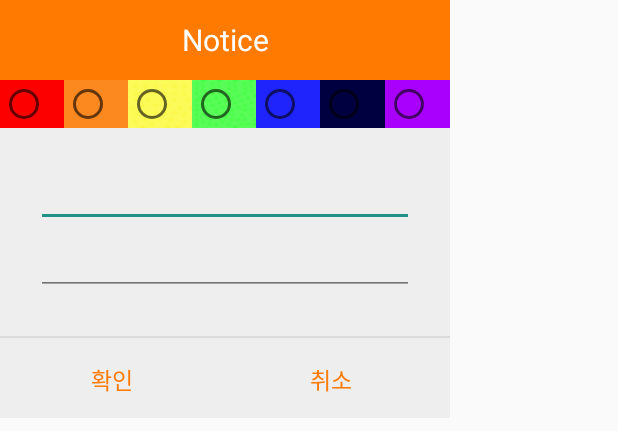
After one commit to 201710757/planApplication, an Android app: the layout tf_popup_activity.xml on its own in the app's theme, with its tools: preview values and no code run, on a phone screen of 412 x 824 dp. The commit adds this screen. Shown: the top 431 px of the screen. Run offline under Robolectric (Android 15) with nearby library versions, the phone set to English and light mode, and no system bars.

Commit message:
thrid page color

```diff
--- a/app/src/main/AndroidManifest.xml
+++ b/app/src/main/AndroidManifest.xml
@@ -9,7 +9,9 @@
         android:roundIcon="@mipmap/ic_launcher_round"
         android:supportsRtl="true"
         android:theme="@style/Theme.AppCompat.Light.NoActionBar">
+
         <activity android:name=".PopupActivity" android:theme="@android:style/Theme.Dialog" />
+        <activity android:name=".TF_PopupActivity" android:theme="@android:style/Theme.Dialog" />
         <activity android:name=".MainActivity">
             <intent-filter>
                 <action android:name="android.intent.action.MAIN" />
--- a/app/src/main/java/com/jihoon/myplanner/FirstFragment.java
+++ b/app/src/main/java/com/jihoon/myplanner/FirstFragment.java
@@ -106,6 +106,7 @@ public class FirstFragment extends Fragment {
                 intent.putExtra("_ID", resId);
                 intent.putExtra("ST", position);
                 startActivityForResult(intent, 2);
+                ((MainActivity)getActivity()).refresh();
 
                 Log.d(TAG, "request code : " + 2);
             }
@@ -128,6 +129,7 @@ public class FirstFragment extends Fragment {
                         ((MainActivity)getActivity()).refresh();
                         //Intent intent = new Intent(getContext(), MainActivity.class);
                         //startActivity(intent);
+                        ((MainActivity)getActivity()).refresh();
                     }
                 });
 
@@ -224,6 +226,7 @@ public class FirstFragment extends Fragment {
                         tmpTodo = res[1];
 
                         listUpdateCheckBox_(tmpYear, tmpMonth, tmpDay);
+                        ((MainActivity)getActivity()).refresh();
                     }
                 };
                 Log.d(TAG, "dd : " + dat[0] + " " + dat[1] + " " + dat[2]);
@@ -257,12 +260,14 @@ public class FirstFragment extends Fragment {
                     String sql = String.format("INSERT INTO dateTodo VALUES(null, '" + LastYear + "','" + LastMonth + "','" + LastDay + "','" + title + "','" + todo + "');");
                     //String sql_ = String.format("UPDATE dateTodo SET title = '" + title + "', todo = '" + todo + "' where _id = " + id);
                     db.execSQL(sql);
+                    Log.d(TAG, "First SQL = " + sql);
                 }
                 catch (Exception e)
                 {
                     Log.d(TAG, e.getMessage());
                 }
                 listUpdateCheckBox_(LastYear,LastMonth,LastDay);
+                ((MainActivity)getActivity()).refresh();
             }
         }
         else if(requestCode == 2)//일정수정 / 리스트 클릭해서 팝업띄웠을때
@@ -286,6 +291,7 @@ public class FirstFragment extends Fragment {
                     Log.d(TAG, e.getMessage());
                 }
                 listUpdateCheckBox_(LastYear, LastMonth,LastDay);
+                ((MainActivity)getActivity()).refresh();
             }
         }
     }
--- a/app/src/main/res/layout/fragment_third.xml
+++ b/app/src/main/res/layout/fragment_third.xml
@@ -12,7 +12,7 @@
         android:layout_marginEnd="1dp"
         android:layout_marginRight="1dp"
         android:gravity="center|top"
-        android:text="주 목표"
+        android:text="목표"
         app:layout_constraintStart_toStartOf="parent"
         app:layout_constraintTop_toTopOf="parent" />
 
--- /dev/null
+++ b/app/src/main/res/layout/tf_popup_activity.xml
@@ -0,0 +1,161 @@
+<?xml version="1.0" encoding="utf-8"?>
+<LinearLayout xmlns:android="http://schemas.android.com/apk/res/android"
+    android:background="#eeeeee"
+    android:orientation="vertical"
+    android:layout_width="300dp"
+    android:layout_height="wrap_content">
+
+    <!-- 타이틀바 -->
+    <LinearLayout
+        android:orientation="horizontal"
+        android:layout_width="match_parent"
+        android:layout_height="wrap_content">
+        <TextView
+            android:id="@+id/notice"
+            android:text="Notice"
+            android:textSize="20sp"
+            android:textColor="#fff"
+            android:gravity="center"
+            android:background="#ff7a00"
+            android:layout_width="match_parent"
+            android:layout_height="53dp" />
+    </LinearLayout>
+    <!-- //end 타이틀바 -->
+
+    <!-- Notice -->
+    <LinearLayout
+        android:layout_width="match_parent"
+        android:layout_height="match_parent"
+        android:orientation="horizontal">
+
+        <RadioGroup
+            android:layout_width="match_parent"
+            android:layout_height="wrap_content"
+            android:orientation="horizontal">
+            <RadioButton
+                android:layout_gravity="center"
+                android:id="@+id/radioButtonRed"
+                android:layout_width="wrap_content"
+                android:layout_height="wrap_content"
+                android:layout_weight="1"
+                android:background="@drawable/red"
+                android:text="" />
+
+            <RadioButton
+                android:layout_gravity="center"
+                android:id="@+id/radioButtonOrange"
+                android:layout_width="wrap_content"
+                android:layout_height="wrap_content"
+                android:background="@drawable/orange"
+                android:layout_weight="1"
+                android:text="" />
+
+            <RadioButton
+                android:layout_gravity="center"
+                android:id="@+id/radioButtonYellow"
+                android:layout_width="wrap_content"
+                android:layout_height="wrap_content"
+                android:background="@drawable/yellow"
+                android:layout_weight="1"
+                android:text="" />
+
+            <RadioButton
+                android:layout_gravity="center"
+                android:id="@+id/radioButtonGreen"
+                android:layout_width="wrap_content"
+                android:layout_height="wrap_content"
+                android:background="@drawable/green"
+                android:layout_weight="1"
+                android:text="" />
+
+            <RadioButton
+                android:layout_gravity="center"
+                android:id="@+id/radioButtonBlue"
+                android:layout_width="wrap_content"
+                android:layout_height="wrap_content"
+                android:background="@drawable/blue"
+                android:layout_weight="1"
+                android:text="" />
+
+            <RadioButton
+                android:layout_gravity="center"
+                android:id="@+id/radioButtonDark_blue"
+                android:layout_width="wrap_content"
+                android:layout_height="wrap_content"
+                android:background="@drawable/dark_blue"
+                android:layout_weight="1"
+                android:text="" />
+
+            <RadioButton
+                android:layout_gravity="center"
+                android:id="@+id/radioButtonPurple"
+                android:layout_width="wrap_content"
+                android:layout_height="wrap_content"
+                android:background="@drawable/purple"
+                android:layout_weight="1"
+                android:text="" />
+        </RadioGroup>
+
+    </LinearLayout>
+
+    <LinearLayout
+        android:padding="24dp"
+        android:orientation="vertical"
+        android:layout_width="match_parent"
+        android:layout_height="wrap_content">
+        <EditText
+            android:id="@+id/title"
+            android:textSize="15sp"
+            android:textColor="#000"
+            android:alpha="0.87"
+            android:layout_marginBottom="3dp"
+            android:layout_width="match_parent"
+            android:layout_height="wrap_content" />
+        <EditText
+            android:id="@+id/todo"
+            android:textSize="15sp"
+            android:textColor="#000"
+            android:alpha="0.87"
+            android:layout_marginBottom="3dp"
+            android:layout_width="match_parent"
+            android:layout_height="wrap_content" />
+
+    </LinearLayout>
+    <!-- Notice -->
+
+    <View
+        android:background="#66bdbdbd"
+        android:layout_width="match_parent"
+        android:layout_height="1dp" />
+
+    <!-- 닫기 버튼 -->
+    <LinearLayout
+        android:orientation="horizontal"
+        android:gravity="center"
+        android:layout_width="match_parent"
+        android:layout_height="wrap_content">
+
+        <Button
+            android:layout_width="142dp"
+            android:layout_height="53dp"
+            android:background="#00000000"
+            android:gravity="center"
+            android:id="@+id/ok"
+            android:padding="16dp"
+            android:text="확인"
+            android:textColor="#ff7a00"
+            android:textSize="15sp" />
+
+        <Button
+            android:layout_width="150dp"
+            android:layout_height="53dp"
+            android:background="#00000000"
+            android:gravity="center"
+            android:id="@+id/cancel"
+            android:padding="16dp"
+            android:text="취소"
+            android:textColor="#ff7a00"
+            android:textSize="15sp" />
+    </LinearLayout>
+    <!--// 닫기 버튼 -->
+</LinearLayout>
```
Also changed, not shown: app/src/main/java/com/jihoon/myplanner/TF_PopupActivity.java (added, +138 -0 lines), app/src/main/java/com/jihoon/myplanner/ThirdFragment.java (+76 -7 lines), app/src/main/res/drawable/blue.png (added), app/src/main/res/drawable/dark_blue.png (added), app/src/main/res/drawable/green.png (added), app/src/main/res/drawable/orange.png (added), app/src/main/res/drawable/purple.png (added), app/src/main/res/drawable/red.png (added), app/src/main/res/drawable/yellow.png (added).
